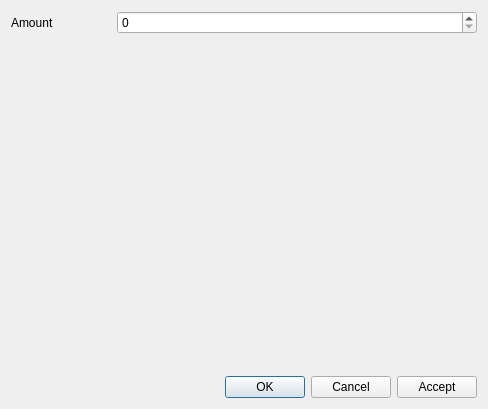
Qt form ui/money-document.ui (eugeneai/dacha) before a commit.
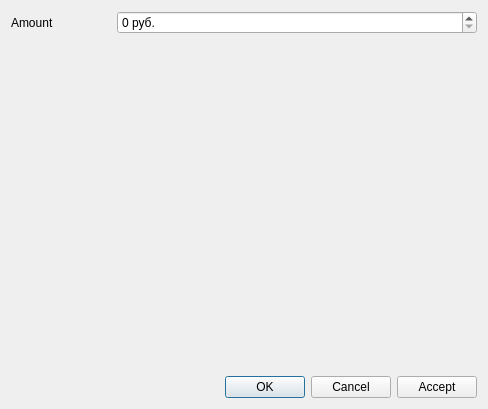
The same form after that commit.

Commit message: Added environmental setup for windows.

```diff
--- a/ui/money-document.ui
+++ b/ui/money-document.ui
@@ -36,7 +36,17 @@
       </widget>
      </item>
      <item>
-      <widget class="QSpinBox" name="spinBox"/>
+      <widget class="QSpinBox" name="spinBox">
+       <property name="suffix">
+        <string> руб.</string>
+       </property>
+       <property name="maximum">
+        <number>999999999</number>
+       </property>
+       <property name="value">
+        <number>0</number>
+       </property>
+      </widget>
      </item>
     </layout>
    </item>
```
The commit also changes 2 other files.
